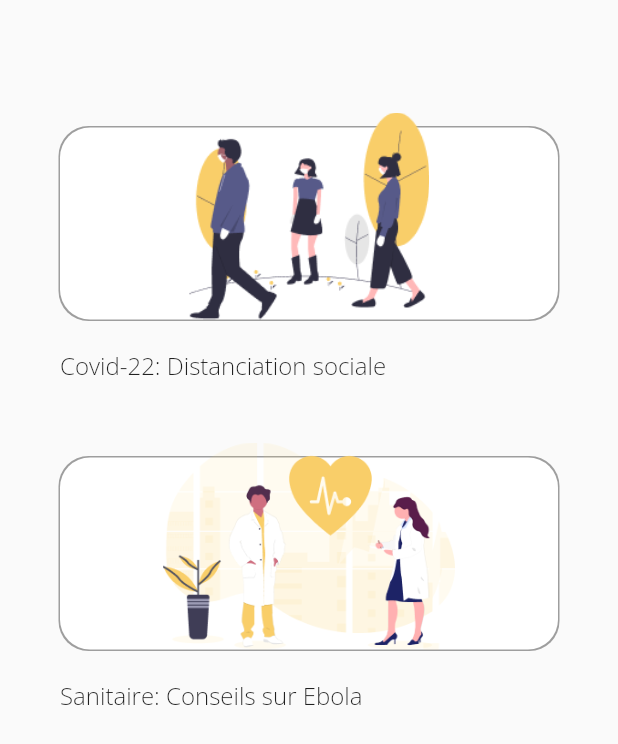
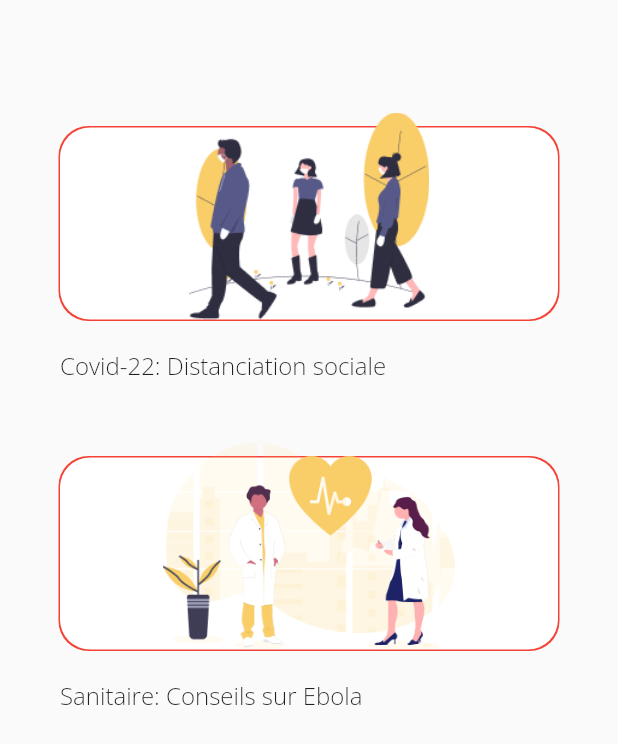
Before and after one commit to xearth-outsiders/infos_sante, a Flutter app: the Faqs screen opened directly, on a phone screen of 412 x 824 dp. Shown: the top 744 px of the screen. Run offline on Flutter 3.47's test engine with Material 2 defaults, Android fonts, the phone set to English and light mode, and no system bars; our stand-ins replace google_fonts.

Commit message:
modify height of file main

```diff
--- a/lib/main.dart
+++ b/lib/main.dart
@@ -56,7 +56,7 @@ class _MyHomePageState extends State<MyHomePage> {
               child: Stack(
                 children: [
                   Container(
-                    height: 70,
+                    height: 60,
                     width: 325,
                     padding: const EdgeInsets.all(10),
                     decoration: BoxDecoration(
--- a/lib/widgets/stacker.dart
+++ b/lib/widgets/stacker.dart
@@ -17,7 +17,7 @@ class Stacker extends StatelessWidget {
                   color: Colors.white,
                   boxShadow: const [
                     BoxShadow(
-                      color: Colors.grey,
+                      color: Colors.red,
                       spreadRadius: 1),
                   ],
                 )
```
